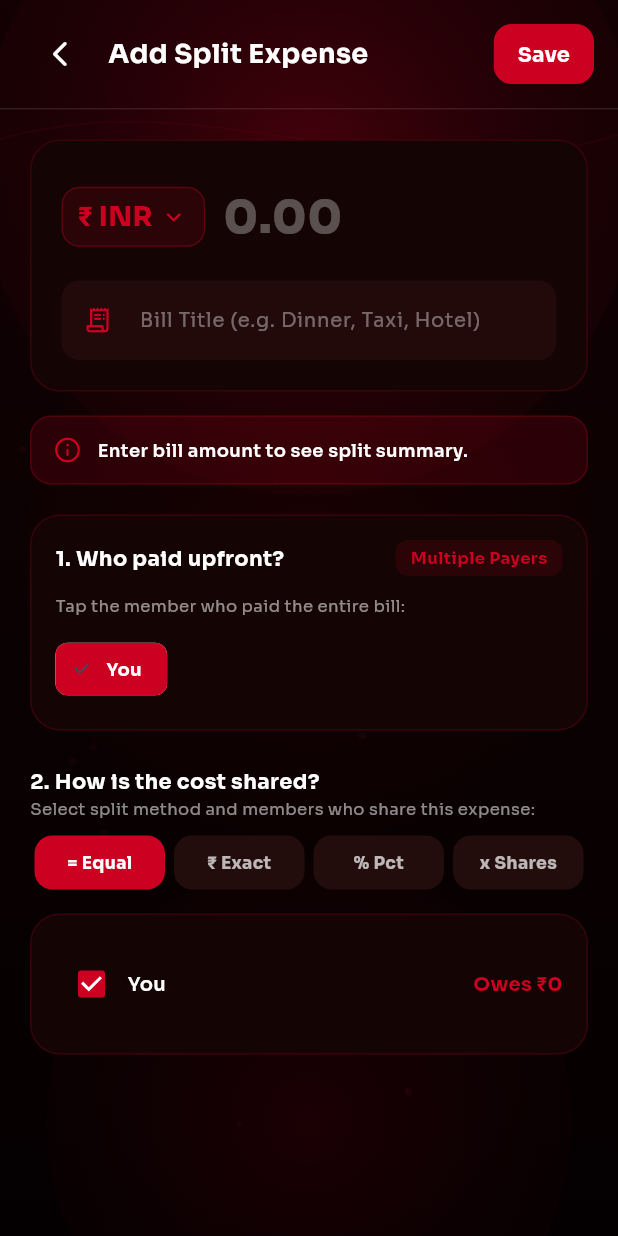
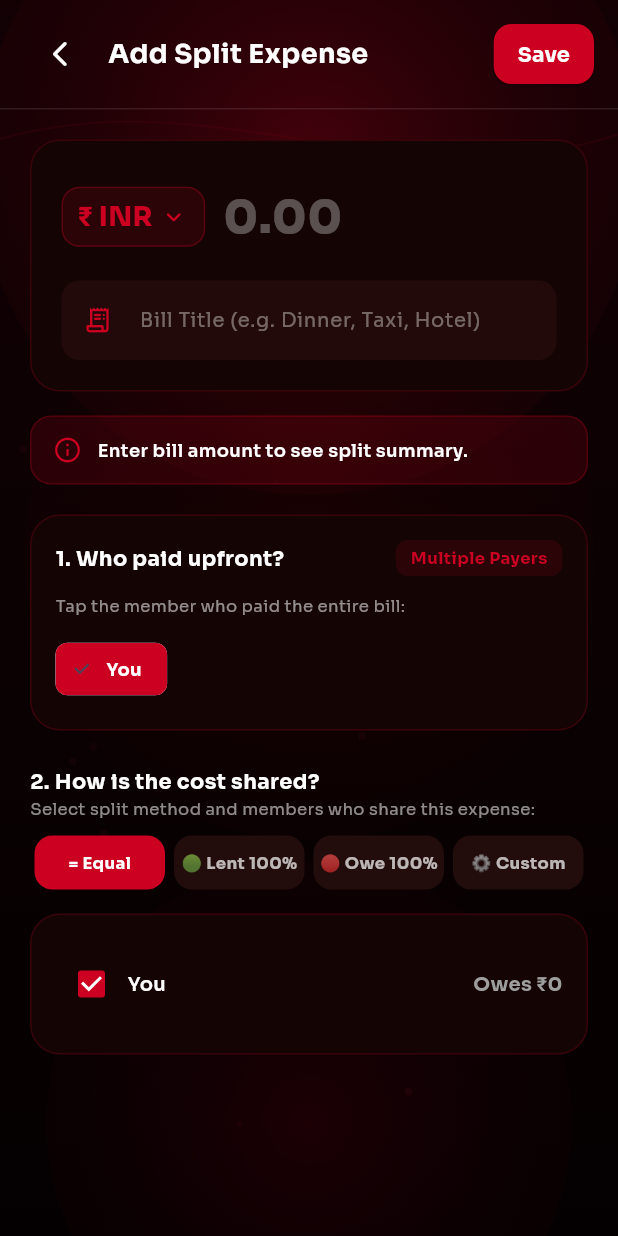
Before and after one commit to swapnilkonar/eleghart_ledger, a Flutter app: the AddSplitwiseExpenseScreen screen opened directly with empty values, on a phone screen of 412 x 824 dp. Run offline on Flutter 3.47's test engine with Material 3 defaults, Android fonts, the phone set to English and light mode, and no system bars; our stand-ins replace cloud_firestore, device_info_plus, file_picker, firebase_auth, firebase_core, firebase_messaging and 13 more; missing offline and left inert: google_mlkit_entity_extraction, google_mlkit_text_recognition, pdfx; accounts and stored records are empty; network calls fail.

Commit message:
fix(splitwise): Resolve duplicate expense bug and add 4 quick split presets

```diff
--- a/lib/screens/add_splitwise_expense_screen.dart
+++ b/lib/screens/add_splitwise_expense_screen.dart
@@ -147,6 +147,17 @@ class _AddSplitwiseExpenseScreenState extends State<AddSplitwiseExpenseScreen> {
           dist[m] = share;
         }
       }
+    } else if (_splitType == 'lent_full') {
+      // Payer paid 100%, other members owe 100% of bill
+      final debtors = _members.where((m) => m != _singlePayer).toList();
+      final shareList = debtors.isEmpty ? _members : debtors;
+      final perPerson = total / shareList.length;
+      for (final m in shareList) {
+        dist[m] = perPerson;
+      }
+    } else if (_splitType == 'owe_full') {
+      // Other person paid 100%, singlePayer (You) owe 100% of bill
+      dist[_singlePayer] = total;
     } else if (_splitType == 'exact') {
       for (final m in _members) {
         final val = double.tryParse(_exactCtrls[m]?.text.trim() ?? '0') ?? 0;
@@ -176,6 +187,10 @@ class _AddSplitwiseExpenseScreenState extends State<AddSplitwiseExpenseScreen> {
 
   Map<String, double> _calculatePaidBy() {
     final total = _totalAmount;
+    if (_splitType == 'owe_full') {
+      final otherPerson = _members.where((m) => m != _singlePayer).firstOrNull ?? _members.last;
+      return {otherPerson: total};
+    }
     if (!_isMultiPayer) {
       return {_singlePayer: total};
     }
@@ -211,6 +226,11 @@ class _AddSplitwiseExpenseScreenState extends State<AddSplitwiseExpenseScreen> {
       final count = dist.length;
       final perPerson = total / count;
       return 'Paid by $payerStr ($_currSymbol${total.toStringAsFixed(0)}$currencySuffix). Split equally between $count members ($_currSymbol${perPerson.toStringAsFixed(0)} each).';
+    } else if (_splitType == 'lent_full') {
+      final otherName = dist.keys.firstWhere((k) => k != _singlePayer, orElse: () => 'others');
+      return 'Paid by $_singlePayer ($_currSymbol${total.toStringAsFixed(0)}$currencySuffix). $otherName owes full amount ($_currSymbol${total.toStringAsFixed(0)}).';
+    } else if (_splitType == 'owe_full') {
+      return 'Paid by $payerStr ($_currSymbol${total.toStringAsFixed(0)}$currencySuffix). You owe full amount ($_currSymbol${total.toStringAsFixed(0)}).';
     } else if (_splitType == 'exact') {
       final sumExact = dist.values.fold(0.0, (a, b) => a + b);
       final diff = total - sumExact;
@@ -636,9 +656,9 @@ class _AddSplitwiseExpenseScreenState extends State<AddSplitwiseExpenseScreen> {
   Widget _buildSplitMethodSelector(bool isWhite) {
     final methods = [
       {'id': 'equal', 'label': '= Equal'},
-      {'id': 'exact', 'label': '₹ Exact'},
-      {'id': 'percentage', 'label': '% Pct'},
-      {'id': 'shares', 'label': 'x Shares'},
+      {'id': 'lent_full', 'label': '🟢 Lent 100%'},
+      {'id': 'owe_full', 'label': '🔴 Owe 100%'},
+      {'id': 'exact', 'label': '⚙️ Custom'},
     ];
 
     return Row(
@@ -660,7 +680,7 @@ class _AddSplitwiseExpenseScreenState extends State<AddSplitwiseExpenseScreen> {
                 child: Text(
                   m['label']!,
                   style: GoogleFonts.sora(
-                    fontSize: 11.5,
+                    fontSize: 11,
                     fontWeight: FontWeight.w700,
                     color: isSelected ? Colors.white : (isWhite ? EleghartColors.accentDark : Colors.white70),
                   ),
@@ -701,13 +721,13 @@ class _AddSplitwiseExpenseScreenState extends State<AddSplitwiseExpenseScreen> {
                   ),
                 Text(m, style: GoogleFonts.sora(fontSize: 13, fontWeight: FontWeight.w600, color: textPrimary)),
                 const Spacer(),
-                if (_splitType == 'equal') ...[
+                if (_splitType == 'equal' || _splitType == 'lent_full' || _splitType == 'owe_full') ...[
                   Text(
-                    isIncluded ? 'Owes ₹${shareVal.toStringAsFixed(0)}' : 'Excluded (₹0)',
+                    shareVal > 0 ? 'Owes $_currSymbol${shareVal.toStringAsFixed(0)}' : 'Owes ${_currSymbol}0',
                     style: GoogleFonts.sora(
                       fontSize: 13,
                       fontWeight: FontWeight.w700,
-                      color: isIncluded ? const Color(0xFFCC0020) : Colors.grey,
+                      color: shareVal > 0 ? const Color(0xFFCC0020) : Colors.grey,
                     ),
                   ),
                 ] else ...[
--- a/lib/services/splitwise_storage_service.dart
+++ b/lib/services/splitwise_storage_service.dart
@@ -68,7 +68,12 @@ class SplitwiseStorageService {
 
   static Future<void> addExpense(SplitwiseExpenseModel expense) async {
     final list = await loadExpenses();
-    list.insert(0, expense);
+    final idx = list.indexWhere((e) => e.id == expense.id);
+    if (idx != -1) {
+      list[idx] = expense;
+    } else {
+      list.insert(0, expense);
+    }
     await saveExpenses(list);
   }
 
@@ -78,6 +83,8 @@ class SplitwiseStorageService {
     if (idx != -1) {
       list[idx] = expense;
       await saveExpenses(list);
+    } else {
+      await addExpense(expense);
     }
   }
 
@@ -155,7 +162,7 @@ class SplitwiseStorageService {
     }
   }
 
-  /// Sanitizes expenses for a group to ensure 'equal' splits are evenly divided across all members
+  /// Sanitizes expenses for a group ONLY if distribution map is completely empty
   static Future<void> sanitizeExpensesForGroup(SplitwiseGroupModel group) async {
     if (group.members.length <= 1) return;
 
@@ -165,8 +172,8 @@ class SplitwiseStorageService {
     for (int i = 0; i < allExpenses.length; i++) {
       final e = allExpenses[i];
       if (e.splitwiseGroupId == group.id && e.splitType == 'equal') {
-        // If distribution is empty or has fewer members than the group
-        if (e.distribution.isEmpty || e.distribution.length < group.members.length) {
+        // Only populate if distribution is completely empty
+        if (e.distribution.isEmpty) {
           final Map<String, double> newDist = {};
           final share = e.amount / group.members.length;
           for (final m in group.members) {
```
